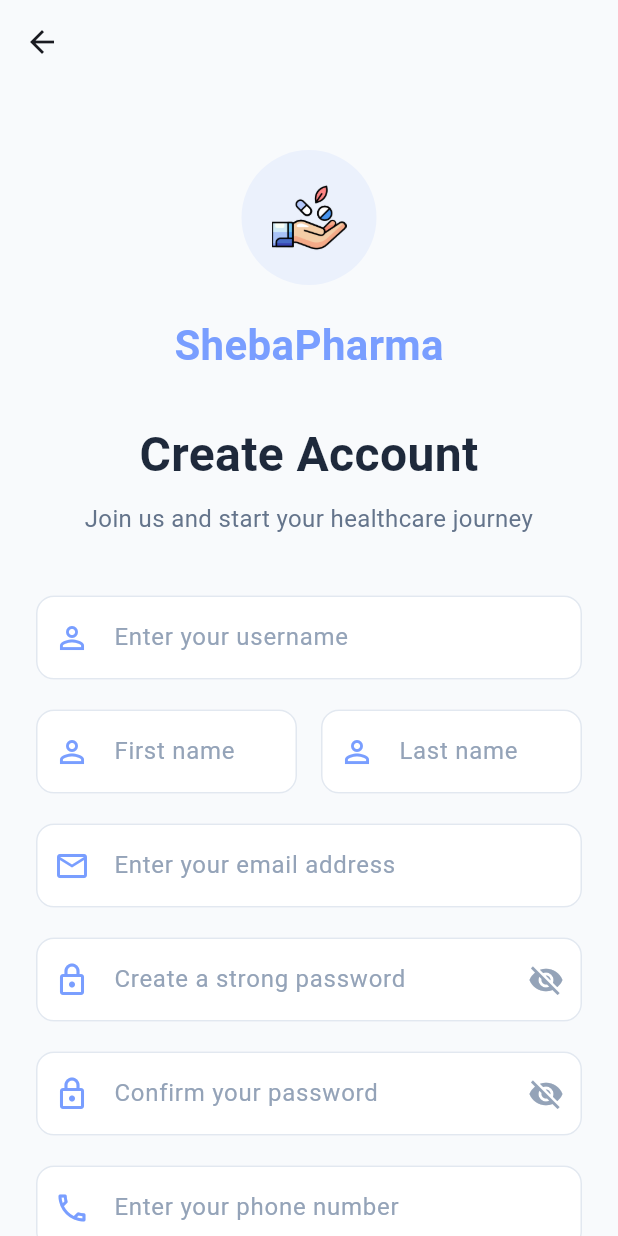
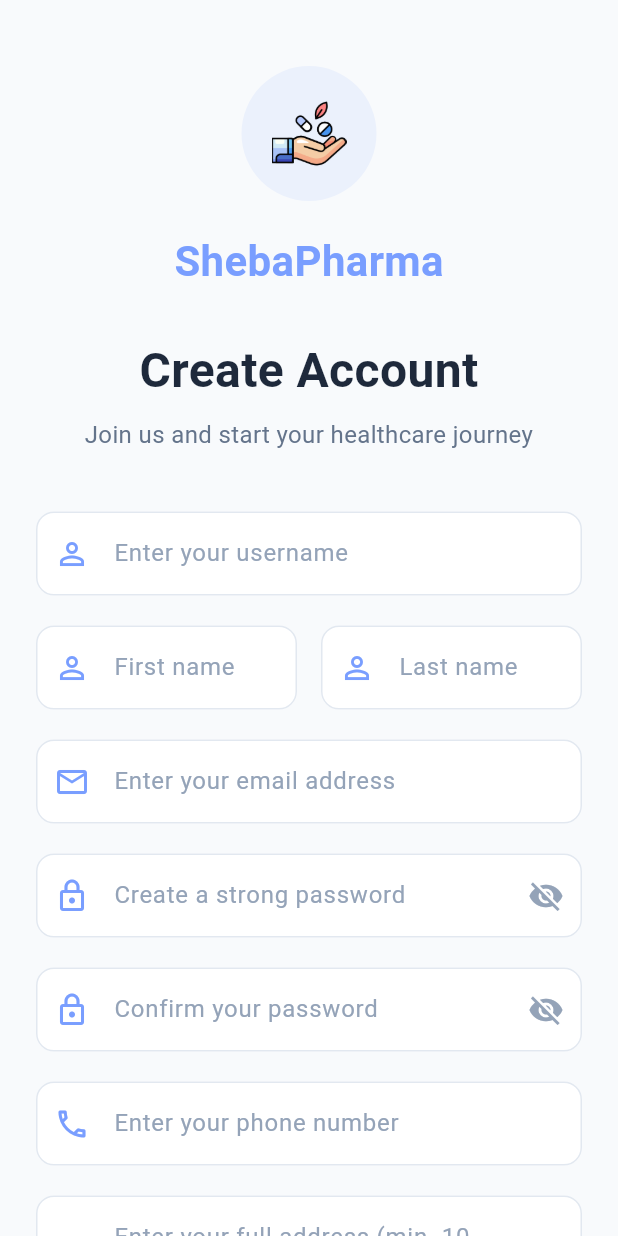
Before and after one commit to SaminaChowdhury/shebapharmaa, a Flutter app: the SignupScreen screen opened directly, on a phone screen of 412 x 824 dp. Run offline on Flutter 3.47's test engine with Material 3 defaults, Android fonts, the phone set to English and light mode, and no system bars; our stand-ins replace shared_preferences; accounts and stored records are empty.

Commit message:
ui added

```diff
--- a/lib/screens/auth/signup.dart
+++ b/lib/screens/auth/signup.dart
@@ -121,11 +121,7 @@ class _SignupScreenState extends State<SignupScreen> {
   Widget build(BuildContext context) {
     return Scaffold(
       backgroundColor: const Color(0xFFF8FAFC),
-      appBar: AppBar(
-        backgroundColor: Colors.transparent,
-        elevation: 0,
-        // Removed the leading back arrow icon
-      ),
+
       body: SafeArea(
         child: SingleChildScrollView(
           padding: const EdgeInsets.all(24.0),
```
Also changed, not shown: assets/ui/Browse Medicine.png (added), assets/ui/Browse medicine sorting.png (added), assets/ui/Cart.png (added), assets/ui/Checkout.png (added), assets/ui/Home screen.png (added), assets/ui/Login form.png (added), assets/ui/Medicine detail.png (added), assets/ui/Order history.png (added), assets/ui/Payment slip.png (added), assets/ui/Registration form.png (added), assets/ui/Splash Screen (1).png (added), assets/ui/payment.png (added), assets/ui/profile.png (added).
